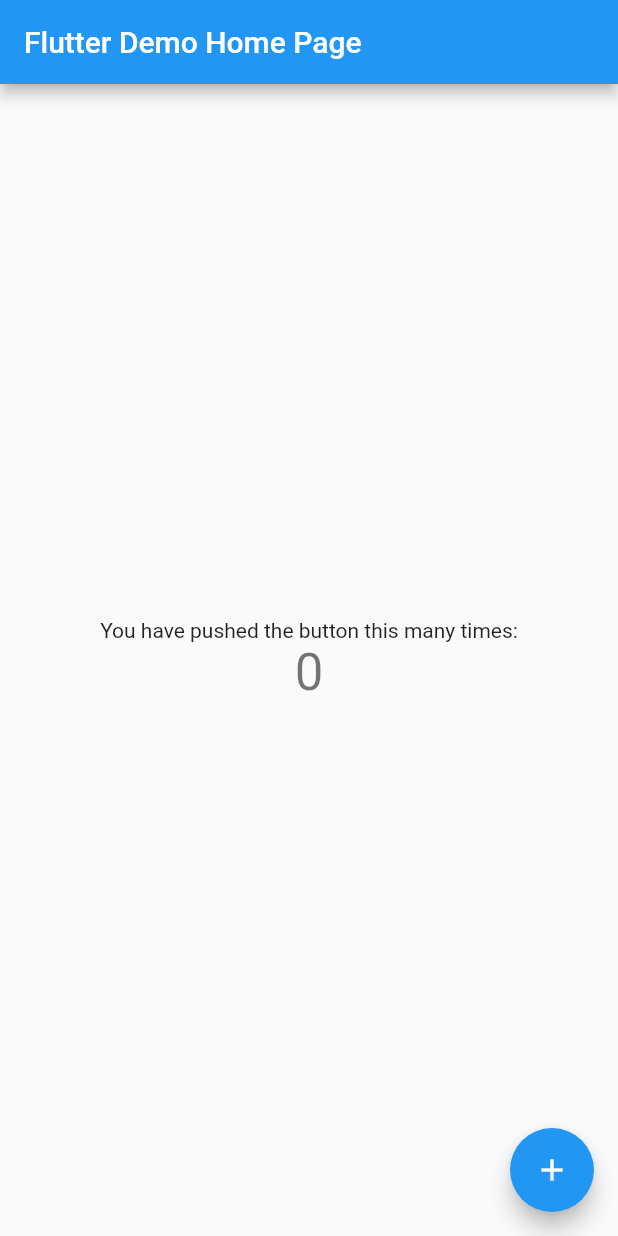
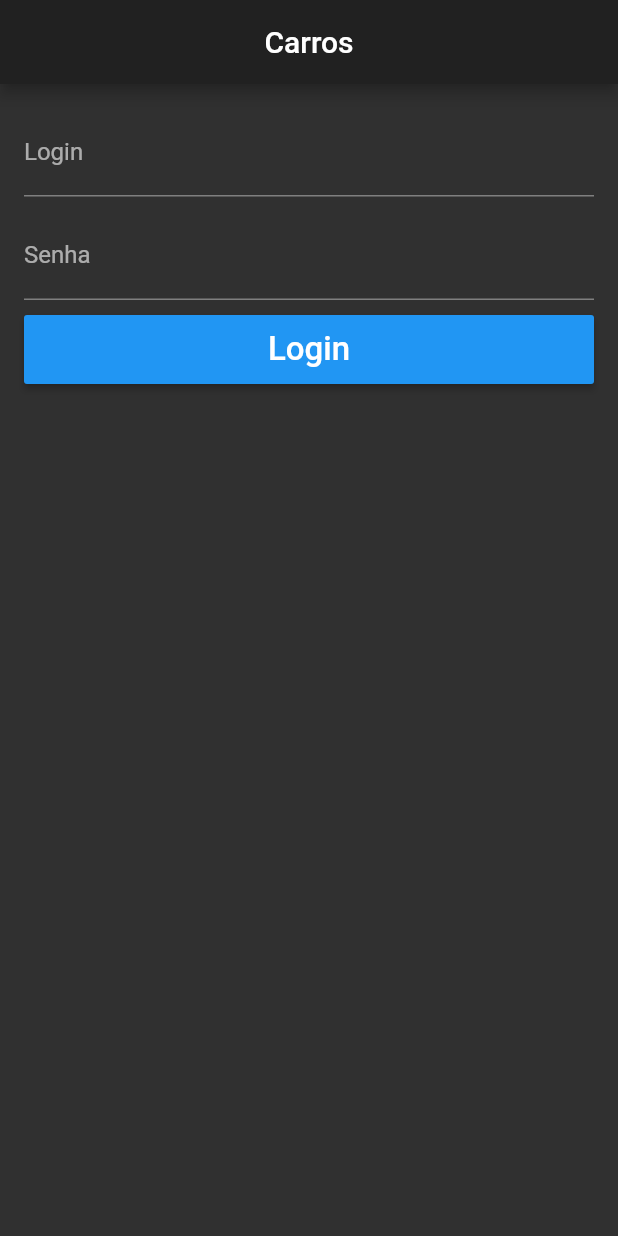
Before and after one commit to meianoiteeum/Project-Carros, a Flutter app: the screen it shows after launch, on a phone screen of 412 x 824 dp. Run offline on Flutter 3.47's test engine with Material 2 defaults, Android fonts, the phone set to English and light mode, and no system bars.

Commit message:
Form Login

```diff
--- a/lib/main.dart
+++ b/lib/main.dart
@@ -1,117 +1,23 @@
 import 'package:flutter/material.dart';
+
+import 'pages/login_page.dart';
 
 void main() {
   runApp(MyApp());
 }
 
 class MyApp extends StatelessWidget {
-  // This widget is the root of your application.
   @override
   Widget build(BuildContext context) {
     return MaterialApp(
       title: 'Flutter Demo',
+      debugShowCheckedModeBanner: false,
       theme: ThemeData(
-        // This is the theme of your application.
-        //
-        // Try running your application with "flutter run". You'll see the
-        // application has a blue toolbar. Then, without quitting the app, try
-        // changing the primarySwatch below to Colors.green and then invoke
-        // "hot reload" (press "r" in the console where you ran "flutter run",
-        // or simply save your changes to "hot reload" in a Flutter IDE).
-        // Notice that the counter didn't reset back to zero; the application
-        // is not restarted.
         primarySwatch: Colors.blue,
-        // This makes the visual density adapt to the platform that you run
-        // the app on. For desktop platforms, the controls will be smaller and
-        // closer together (more dense) than on mobile platforms.
         visualDensity: VisualDensity.adaptivePlatformDensity,
+        brightness: Brightness.dark,
       ),
-      home: MyHomePage(title: 'Flutter Demo Home Page'),
+      home: LoginPage(),
     );
   }
 }
-
-class MyHomePage extends StatefulWidget {
-  MyHomePage({Key key, this.title}) : super(key: key);
-
-  // This widget is the home page of your application. It is stateful, meaning
-  // that it has a State object (defined below) that contains fields that affect
-  // how it looks.
-
-  // This class is the configuration for the state. It holds the values (in this
-  // case the title) provided by the parent (in this case the App widget) and
-  // used by the build method of the State. Fields in a Widget subclass are
-  // always marked "final".
-
-  final String title;
-
-  @override
-  _MyHomePageState createState() => _MyHomePageState();
-}
-
-class _MyHomePageState extends State<MyHomePage> {
-  int _counter = 0;
-
-  void _incrementCounter() {
-    setState(() {
-      // This call to setState tells the Flutter framework that something has
-      // changed in this State, which causes it to rerun the build method below
-      // so that the display can reflect the updated values. If we changed
-      // _counter without calling setState(), then the build method would not be
-      // called again, and so nothing would appear to happen.
-      _counter++;
-    });
-  }
-
-  @override
-  Widget build(BuildContext context) {
-    // This method is rerun every time setState is called, for instance as done
-    // by the _incrementCounter method above.
-    //
-    // The Flutter framework has been optimized to make rerunning build methods
-    // fast, so that you can just rebuild anything that needs updating rather
-    // than having to individually change instances of widgets.
-    return Scaffold(
-      appBar: AppBar(
-        // Here we take the value from the MyHomePage object that was created by
-        // the App.build method, and use it to set our appbar title.
-        title: Text(widget.title),
-      ),
-      body: Center(
-        // Center is a layout widget. It takes a single child and positions it
-        // in the middle of the parent.
-        child: Column(
-          // Column is also a layout widget. It takes a list of children and
-          // arranges them vertically. By default, it sizes itself to fit its
-          // children horizontally, and tries to be as tall as its parent.
-          //
-          // Invoke "debug painting" (press "p" in the console, choose the
-          // "Toggle Debug Paint" action from the Flutter Inspector in Android
-          // Studio, or the "Toggle Debug Paint" command in Visual Studio Code)
-          // to see the wireframe for each widget.
-          //
-          // Column has various properties to control how it sizes itself and
-          // how it positions its children. Here we use mainAxisAlignment to
-          // center the children vertically; the main axis here is the vertical
-          // axis because Columns are vertical (the cross axis would be
-          // horizontal).
-          mainAxisAlignment: MainAxisAlignment.center,
-          children: <Widget>[
-            Text(
-              'You have pushed the button this many times:',
-            ),
-            Text(
-              '$_counter',
-              style: Theme.of(context).textTheme.headline4,
-            ),
-          ],
-        ),
-      ),
-      floatingActionButton: FloatingActionButton(
-        onPressed: _incrementCounter,
-        tooltip: 'Increment',
-        child: Icon(Icons.add),
-      ), // This trailing comma makes auto-formatting nicer for build methods.
-    );
-  }
-}
--- /dev/null
+++ b/lib/pages/login_page.dart
@@ -0,0 +1,132 @@
+import 'package:flutter/material.dart';
+
+// ignore: must_be_immutable
+class LoginPage extends StatefulWidget {
+  @override
+  _LoginPageState createState() => _LoginPageState();
+}
+
+class _LoginPageState extends State<LoginPage> {
+  final _tfLogin = new TextEditingController();
+  final _tfSenha = new TextEditingController();
+  final _formKey = GlobalKey<FormState>();
+  final _focusSenha = FocusNode();
+
+  @override
+  Widget build(BuildContext context) {
+    return Scaffold(
+      appBar: AppBar(
+        centerTitle: true,
+        title: Text(
+          "Carros",
+        ),
+      ),
+      body: _body(),
+    );
+  }
+
+  _body() {
+    return Form(
+      key: _formKey,
+      child: Container(
+        padding: EdgeInsets.all(16),
+        child: ListView(
+          children: <Widget>[
+            _text(
+              "Login",
+              "Digite o login",
+              controller: _tfLogin,
+              validator: _validatelogin,
+              keyboardType: TextInputType.emailAddress,
+              textInputAction: TextInputAction.next,
+              nextFocus: _focusSenha
+            ),
+            SizedBox(height: 10),
+            _text(
+              "Senha",
+              "Digite a senha",
+              password: true,
+              controller: _tfSenha,
+              validator: _validateSenha,
+              textInputAction: TextInputAction.next,
+              focusNode: _focusSenha,
+            ),
+            SizedBox(height: 10),
+            _button("Login", _onClickLogin),
+          ],
+        ),
+      ),
+    );
+  }
+
+  Container _button(String text, Function onPressed) {
+    return Container(
+      height: 46,
+      child: RaisedButton(
+        color: Colors.blue,
+        onPressed: onPressed,
+        child: Text(
+          text,
+          style: TextStyle(
+            color: Colors.white,
+            fontSize: 22,
+          ),
+        ),
+      ),
+    );
+  }
+
+  Widget _text(
+    String label,
+    String hint, {
+    bool password = false,
+    TextEditingController controller,
+    FormFieldValidator<String> validator,
+    TextInputType keyboardType,
+    TextInputAction textInputAction,
+    FocusNode focusNode,
+        FocusNode nextFocus,
+  }) {
+    return TextFormField(
+      controller: controller,
+      obscureText: password,
+      validator: validator,
+      keyboardType: keyboardType,
+      textInputAction: textInputAction,
+      focusNode: focusNode,
+      onFieldSubmitted: (String text){
+        if(nextFocus != null)
+          FocusScope.of(context).requestFocus(_focusSenha);
+      },
+      decoration: InputDecoration(
+        labelText: label,
+        hintText: hint,
+      ),
+    );
+  }
+
+  void _onClickLogin() {
+    bool formOk = _formKey.currentState.validate();
+    if (!formOk) return;
+
+    String login = _tfLogin.text;
+    String senha = _tfSenha.text;
+    print("Login: $login, Senha: $senha");
+  }
+
+  String _validatelogin(String text) {
+    if (text.isEmpty) return "Digite o login";
+    return null;
+  }
+
+  String _validateSenha(String text) {
+    if (text.isEmpty) return "Digite a senha";
+    if (text.length < 3) return "A senha deve ser maior";
+    return null;
+  }
+
+  @override
+  void dispose() {
+    super.dispose();
+  }
+}
```
